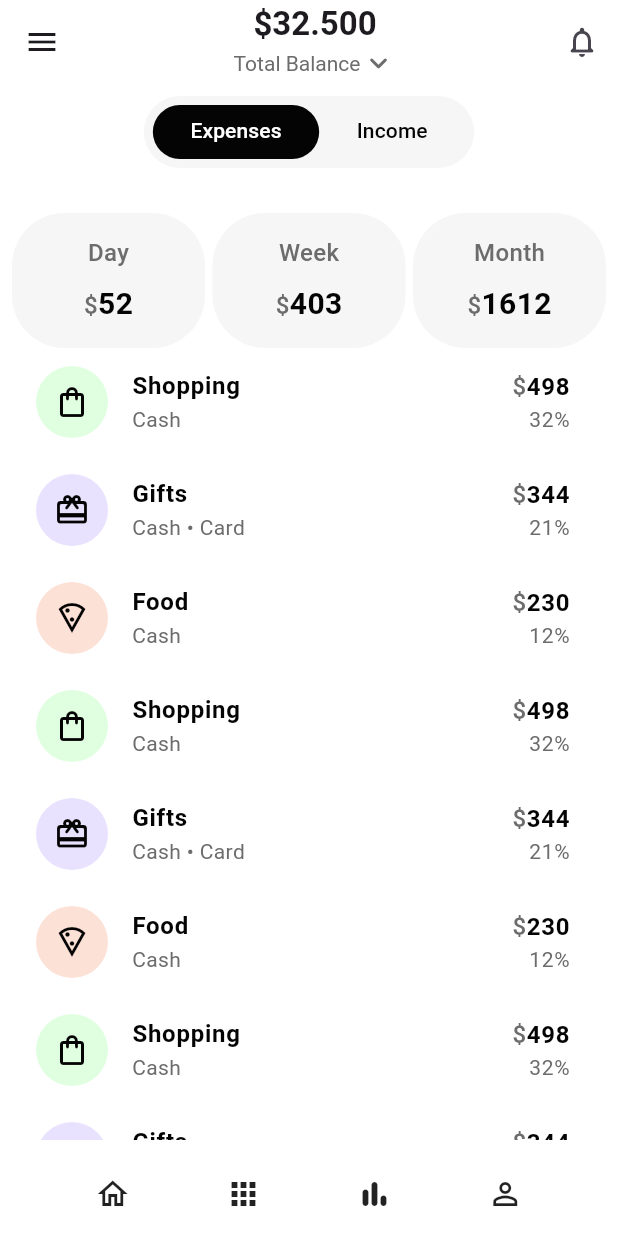
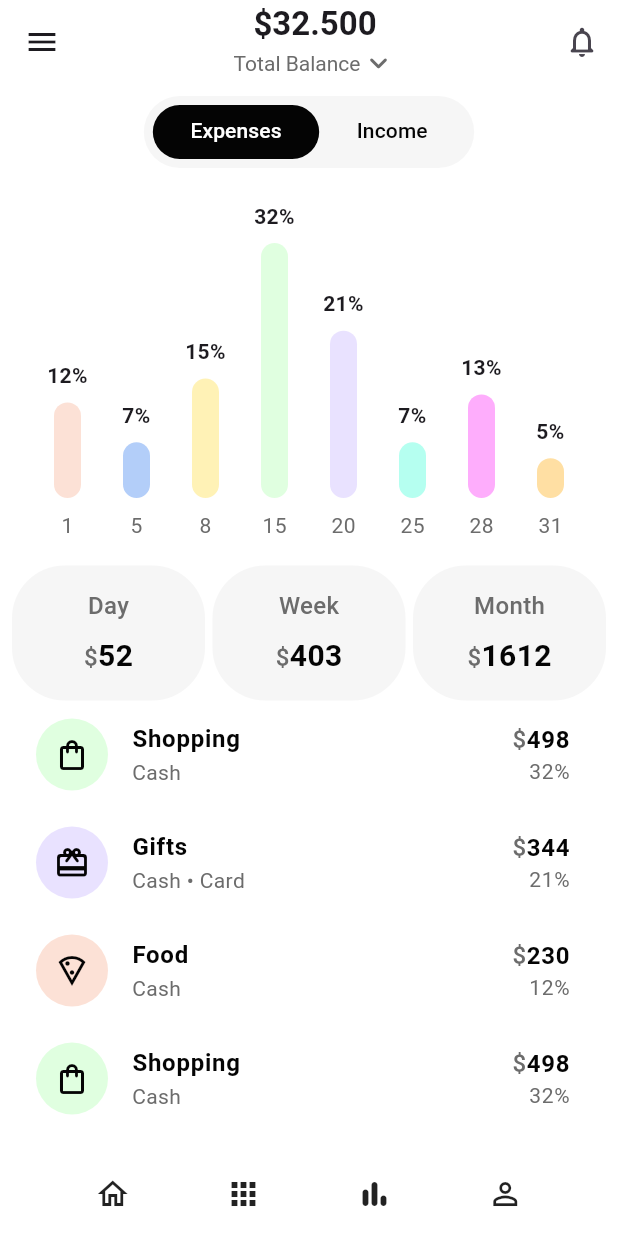
Before and after one commit to MatiasSalomon01/Expense-Tracker-App, a Flutter app: the screen it shows after launch, on a phone screen of 412 x 824 dp. Run offline on Flutter 3.47's test engine with Material 3 defaults, Android fonts, the light colour scheme and no system bars; drawn by our look-alikes of fl_chart.

Commit message:
feat: PercentageBarChart

```diff
--- a/lib/screens/home_screen/home_screen.dart
+++ b/lib/screens/home_screen/home_screen.dart
@@ -17,7 +17,9 @@ class HomeScreen extends StatelessWidget {
         child: Column(
           children: [
             Center(child: CustomTabBar()),
-            SizedBox(height: 30),
+            SizedBox(height: 50),
+            SizedBox(height: 200, child: PercentageBarChart()),
+            SizedBox(height: 15),
             TotalBreakdown(),
             TotalByCategories(),
           ],
--- /dev/null
+++ b/lib/screens/home_screen/widgets/percentage_bar_chart.dart
@@ -0,0 +1,138 @@
+import 'package:expense_tracket_app/constants/constants.dart';
+import 'package:fl_chart/fl_chart.dart';
+import 'package:flutter/material.dart';
+
+class PercentageBarChart extends StatelessWidget {
+  const PercentageBarChart({super.key});
+
+  @override
+  Widget build(BuildContext context) {
+    return BarChart(
+      BarChartData(
+        // maxY: 32,
+        titlesData: FlTitlesData(
+          show: true,
+          leftTitles: AxisTitles(sideTitles: SideTitles(showTitles: false)),
+          rightTitles: AxisTitles(sideTitles: SideTitles(showTitles: false)),
+          topTitles: AxisTitles(sideTitles: SideTitles(showTitles: false)),
+          bottomTitles: AxisTitles(
+            sideTitles: SideTitles(
+              showTitles: true,
+              reservedSize: 30,
+              getTitlesWidget: getTitles,
+            ),
+          ),
+        ),
+        borderData: FlBorderData(show: false),
+        gridData: FlGridData(show: false),
+
+        barTouchData: BarTouchData(
+          touchTooltipData: BarTouchTooltipData(
+            getTooltipColor: (_) => Colors.transparent,
+            tooltipPadding: EdgeInsets.zero,
+            tooltipMargin: 8,
+            getTooltipItem:
+                (group, groupIndex, rod, rodIndex) => BarTooltipItem(
+                  '${rod.toY.toInt().toString()}%',
+                  TextStyle(fontWeight: FontWeight.bold),
+                ),
+          ),
+        ),
+        barGroups: [
+          BarChartGroupData(
+            x: 0,
+            barRods: [
+              BarChartRodData(toY: 12, color: AppColors.lightRed, width: 18),
+            ],
+            showingTooltipIndicators: [0],
+          ),
+          BarChartGroupData(
+            x: 1,
+            barRods: [
+              BarChartRodData(toY: 7, color: AppColors.lightBlue, width: 18),
+            ],
+            showingTooltipIndicators: [0],
+          ),
+          BarChartGroupData(
+            x: 2,
+            barRods: [
+              BarChartRodData(toY: 15, color: AppColors.lightYellow, width: 18),
+            ],
+            showingTooltipIndicators: [0],
+          ),
+          BarChartGroupData(
+            x: 3,
+            barRods: [
+              BarChartRodData(toY: 32, color: AppColors.lightGreen, width: 18),
+            ],
+            showingTooltipIndicators: [0],
+          ),
+          BarChartGroupData(
+            x: 4,
+            barRods: [
+              BarChartRodData(toY: 21, color: AppColors.lightPurple, width: 18),
+            ],
+            showingTooltipIndicators: [0],
+          ),
+          BarChartGroupData(
+            x: 5,
+            barRods: [
+              BarChartRodData(
+                toY: 7,
+                color: AppColors.lightTurquoise,
+                width: 18,
+              ),
+            ],
+            showingTooltipIndicators: [0],
+          ),
+          BarChartGroupData(
+            x: 6,
+            barRods: [
+              BarChartRodData(toY: 13, color: AppColors.lightPink, width: 18),
+            ],
+            showingTooltipIndicators: [0],
+          ),
+          BarChartGroupData(
+            x: 7,
+            barRods: [
+              BarChartRodData(toY: 5, color: AppColors.lightOrange, width: 18),
+            ],
+            showingTooltipIndicators: [0],
+          ),
+        ],
+      ),
+    );
+  }
+
+  Widget getTitles(double value, TitleMeta meta) {
+    final style = TextStyle(color: AppColors.grey, fontWeight: FontWeight.w400);
+    String text;
+    switch (value.toInt()) {
+      case 0:
+        text = '1';
+        break;
+      case 1:
+        text = '5';
+        break;
+      case 2:
+        text = '8';
+        break;
+      case 3:
+        text = '15';
+        break;
+      case 4:
+        text = '20';
+        break;
+      case 5:
+        text = '25';
+        break;
+      case 6:
+        text = '28';
+        break;
+      default:
+        text = '31';
+        break;
+    }
+    return SideTitleWidget(meta: meta, child: Text(text, style: style));
+  }
+}
--- a/lib/screens/home_screen/widgets/widgets.dart
+++ b/lib/screens/home_screen/widgets/widgets.dart
@@ -1,3 +1,4 @@
+export 'package:expense_tracket_app/screens/home_screen/widgets/percentage_bar_chart.dart';
 export 'package:expense_tracket_app/screens/home_screen/widgets/category_list_tile.dart';
 export 'package:expense_tracket_app/screens/home_screen/widgets/total_by_categories.dart';
 export 'package:expense_tracket_app/screens/home_screen/widgets/total_breakdown.dart';
```
